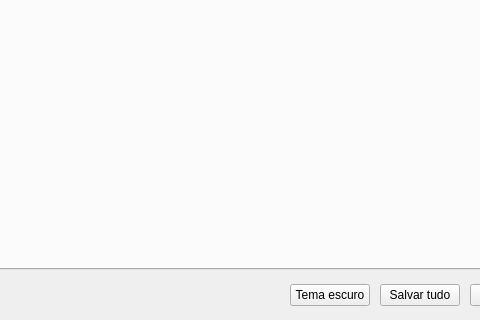
Qt form designer/main_window.ui (TGF231/Backup_Maximus) before a commit; both pictures show x 464 to 944 and y 480 to 800 of the 1040 by 800 pixel window.
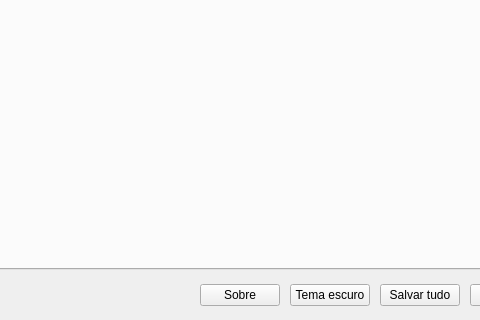
The same form after that commit.

The edit to the form file:
```diff
--- a/designer/main_window.ui
+++ b/designer/main_window.ui
@@ -156,6 +156,12 @@
          </property>
         </spacer>
        </item>
+       <item>
+        <widget class="QPushButton" name="btnAbout">
+         <property name="toolTip"><string>Versão, licenças e avisos de terceiros</string></property>
+         <property name="text"><string>Sobre</string></property>
+        </widget>
+       </item>
        <item>
         <widget class="QPushButton" name="btnTheme">
          <property name="toolTip">
```
